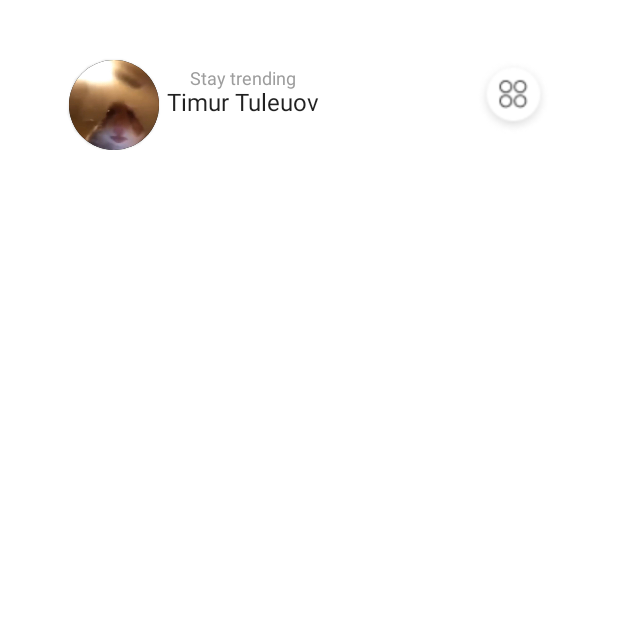
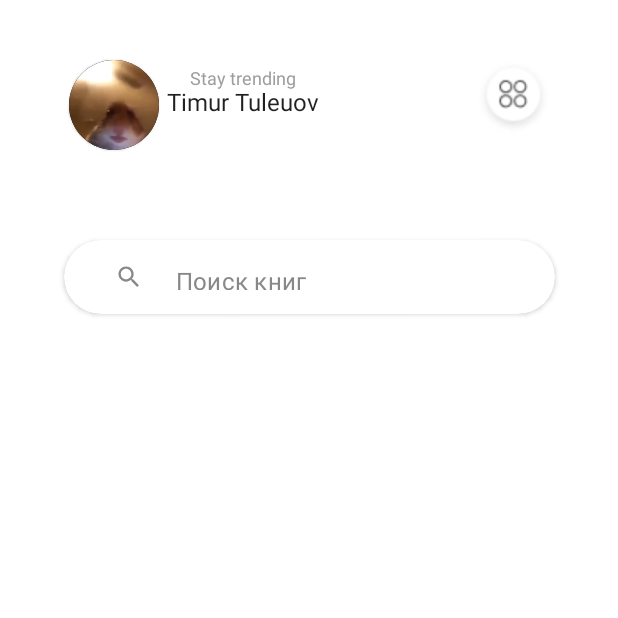
Before and after one commit to timurtuleuov/Book-Reader, an Android app built with Jetpack Compose: the screen it shows after launch (MainActivity), on a phone screen of 412 x 824 dp, the top half of it. Run offline under Robolectric (Android 15) with nearby library versions, the phone set to English and light mode, and no system bars.

Commit message:
update: make TextField in SearchView.kt rounded

```diff
--- a/app/src/main/java/space/tuleuov/bookreader/MainActivity.kt
+++ b/app/src/main/java/space/tuleuov/bookreader/MainActivity.kt
@@ -3,9 +3,7 @@ package space.tuleuov.bookreader
 import android.os.Bundle
 import androidx.activity.ComponentActivity
 import androidx.activity.compose.setContent
-import androidx.compose.foundation.layout.Column
-import androidx.compose.foundation.layout.fillMaxSize
-import androidx.compose.foundation.layout.padding
+import androidx.compose.foundation.layout.*
 import androidx.compose.material.MaterialTheme
 import androidx.compose.material.Surface
 import androidx.compose.ui.Alignment
@@ -31,6 +29,7 @@ class MainActivity : ComponentActivity() {
                         horizontalAlignment = Alignment.CenterHorizontally
                     ) {
                         UserPreview()
+                        Spacer(modifier = Modifier.height(60.dp))
                         SearchViewPreview()
 
 
--- a/app/src/main/java/space/tuleuov/bookreader/ui/component/SearchView.kt
+++ b/app/src/main/java/space/tuleuov/bookreader/ui/component/SearchView.kt
@@ -1,13 +1,9 @@
 package space.tuleuov.bookreader.ui.component
 
-import androidx.compose.foundation.layout.fillMaxWidth
-import androidx.compose.foundation.layout.padding
-import androidx.compose.foundation.layout.size
+import androidx.compose.foundation.background
+import androidx.compose.foundation.layout.*
 import androidx.compose.foundation.shape.RoundedCornerShape
-import androidx.compose.material.Icon
-import androidx.compose.material.IconButton
-import androidx.compose.material.TextField
-import androidx.compose.material.TextFieldDefaults
+import androidx.compose.material.*
 import androidx.compose.material.icons.Icons
 import androidx.compose.material.icons.filled.Close
 import androidx.compose.material.icons.filled.Search
@@ -16,6 +12,7 @@ import androidx.compose.runtime.MutableState
 import androidx.compose.runtime.remember
 import androidx.compose.runtime.mutableStateOf
 import androidx.compose.ui.Modifier
+import androidx.compose.ui.draw.shadow
 import androidx.compose.ui.graphics.Color
 import androidx.compose.ui.text.TextStyle
 import androidx.compose.ui.text.input.TextFieldValue
@@ -25,18 +22,28 @@ import androidx.compose.ui.unit.sp
 
 @Composable
 fun SearchView(state: MutableState<TextFieldValue>) {
+    Box(
+        modifier = Modifier
+            .size(width = 327.dp, height = 49.dp)
+            .shadow(elevation = 2.dp, ambientColor = Color.Black, shape = RoundedCornerShape(45.dp))
+            .background(Color.White, shape = RoundedCornerShape(45.dp))
+    ) {
         TextField(
             value = state.value,
             onValueChange = { newValue ->
                 state.value = newValue
             },
+            placeholder = {
+                Text(text = "Поиск книг", color = Color.Gray)
+            },
             modifier = Modifier
-            .fillMaxWidth(),
-        textStyle = TextStyle(color = Color.White, fontSize = 18.sp),
+                .fillMaxSize()
+                .padding(start = 16.dp),
+            textStyle = TextStyle(color = Color.Black, fontSize = 14.sp),
             leadingIcon = {
                 Icon(
                     imageVector = Icons.Default.Search,
-                contentDescription = null, // Set to null if not needed
+                    contentDescription = null,
                     modifier = Modifier
                         .padding(15.dp)
                         .size(24.dp)
@@ -46,12 +53,12 @@ fun SearchView(state: MutableState<TextFieldValue>) {
                 if (state.value.text.isNotEmpty()) {
                     IconButton(
                         onClick = {
-                        state.value = TextFieldValue("") // Remove text from TextField when you press the 'X' icon
+                            state.value = TextFieldValue("")
                         }
                     ) {
                         Icon(
                             Icons.Default.Close,
-                        contentDescription = null, // Set to null if not needed
+                            contentDescription = null,
                             modifier = Modifier
                                 .padding(15.dp)
                                 .size(24.dp)
@@ -60,18 +67,18 @@ fun SearchView(state: MutableState<TextFieldValue>) {
                 }
             },
             singleLine = true,
-        shape = RoundedCornerShape(4.dp), // Use RoundedCornerShape to set rounded corners
             colors = TextFieldDefaults.textFieldColors(
-            textColor = Color.White,
-            cursorColor = Color.White,
-            leadingIconColor = Color.White,
-            trailingIconColor = Color.White,
-            backgroundColor = Color.White,
+                textColor = Color.Black,
+                cursorColor = Color.Black,
+                leadingIconColor = Color.Gray,
+                trailingIconColor = Color.Gray,
+                backgroundColor = Color.Transparent,
                 focusedIndicatorColor = Color.Transparent,
                 unfocusedIndicatorColor = Color.Transparent,
                 disabledIndicatorColor = Color.Transparent
             )
         )
+    }
 }
 
 @Preview(showBackground = true)
```
Lines whose indentation alone changed are shown as unchanged.
